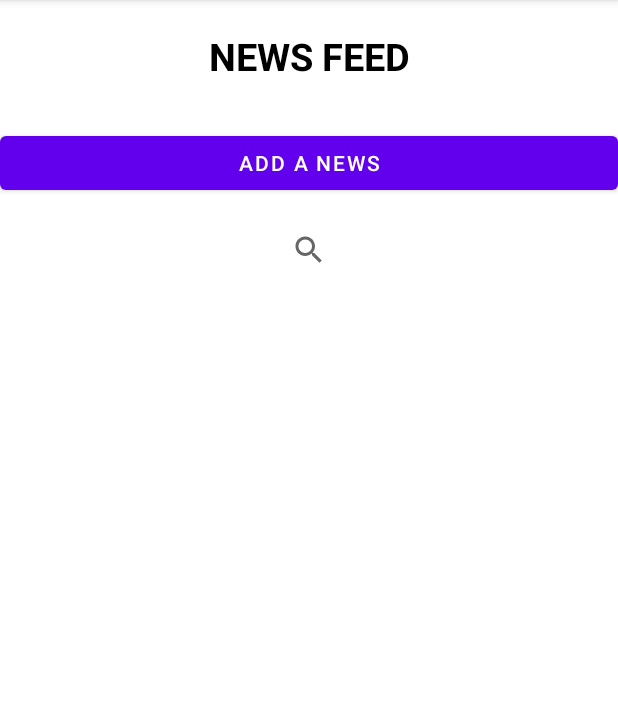
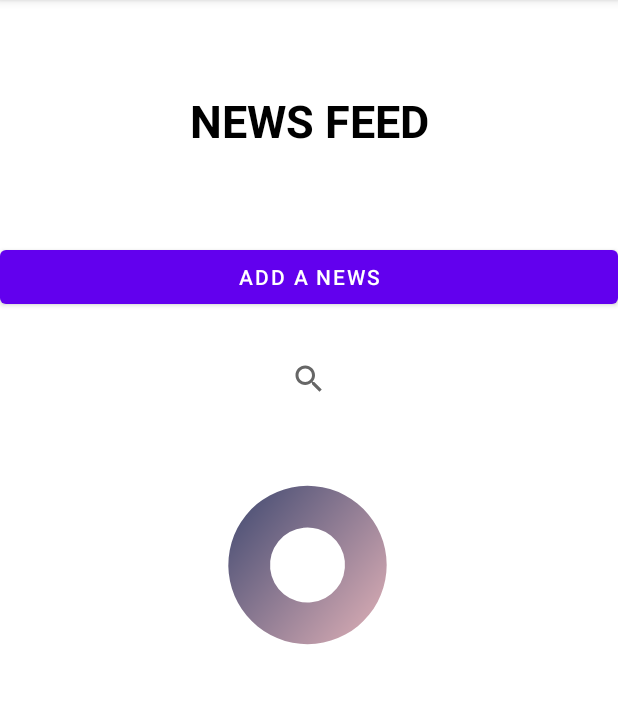
Before and after one commit to AtasieOana/Android-Project, an Android app: the NewsFeedActivity screen opened directly, with no data from a screen before it, on a phone screen of 412 x 824 dp, the part 84-788 px from its top. Run offline under Robolectric (Android 15) with nearby library versions, the phone set to English and light mode, and no system bars.

Commit message:
added animations

```diff
--- a/app/build.gradle
+++ b/app/build.gradle
@@ -38,6 +38,7 @@ dependencies {
     implementation 'com.google.android.material:material:1.5.0'
     implementation 'androidx.constraintlayout:constraintlayout:2.1.3'
     implementation 'com.google.android.gms:play-services-base:18.0.1'
+    implementation 'androidx.legacy:legacy-support-v4:1.0.0'
     testImplementation 'junit:junit:4.13.2'
     androidTestImplementation 'androidx.test.ext:junit:1.1.3'
     androidTestImplementation 'androidx.test.espresso:espresso-core:3.4.0'
--- /dev/null
+++ b/app/src/main/java/com/example/projectandroid/AnimationFragment.java
@@ -0,0 +1,50 @@
+package com.example.projectandroid;
+
+import android.animation.ObjectAnimator;
+import android.os.Bundle;
+
+import androidx.fragment.app.Fragment;
+
+import android.view.LayoutInflater;
+import android.view.View;
+import android.view.ViewGroup;
+import android.view.animation.CycleInterpolator;
+import android.widget.Button;
+import android.widget.ImageView;
+
+/**
+ * A simple {@link Fragment} subclass.
+ * Use the {@link AnimationFragment#newInstance} factory method to
+ * create an instance of this fragment.
+ */
+public class AnimationFragment extends Fragment {
+
+    public AnimationFragment() {
+    }
+
+    public static AnimationFragment newInstance() {
+        return new AnimationFragment();
+    }
+
+    @Override
+    public void onCreate(Bundle savedInstanceState) {
+        super.onCreate(savedInstanceState);
+    }
+
+    @Override
+    public View onCreateView(LayoutInflater inflater, ViewGroup container,
+                             Bundle savedInstanceState) {
+        View view = inflater.inflate(R.layout.fragment_animation, container, false);
+
+        ImageView img = (ImageView) view.findViewById(R.id.news_img);
+        /*        Animation anim = AnimationUtils.loadAnimation(Main.this,
+                  R.anim.rotate);
+                btn.startAnimation(anim);
+        */
+        ObjectAnimator animBtnRotate = ObjectAnimator.ofFloat(img, "rotation", 0, 360);
+        animBtnRotate.setDuration(600000);
+        animBtnRotate.setInterpolator(new CycleInterpolator(100));
+        animBtnRotate.start();
+        return view;
+    }
+}
--- a/app/src/main/java/com/example/projectandroid/NewsFeedActivity.java
+++ b/app/src/main/java/com/example/projectandroid/NewsFeedActivity.java
@@ -25,8 +25,12 @@ public class NewsFeedActivity extends AppCompatActivity{
         setContentView(R.layout.activity_news_feed);
 
         NewsFragment newsFragment =  NewsFragment.newInstance();
+
         FragmentTransaction transaction = getSupportFragmentManager().beginTransaction();
         transaction.replace(R.id.layoutNewsFragment,newsFragment,"news_fragment");
+
+        AnimationFragment animationFragment =  AnimationFragment.newInstance();
+        transaction.replace(R.id.animationFragment,animationFragment,"anim_fragment");
         transaction.commit();
 
         addNewsButton = findViewById(R.id.addButton);
--- /dev/null
+++ b/app/src/main/res/drawable/news.xml
@@ -0,0 +1,12 @@
+<?xml version="1.0" encoding="utf-8"?>
+<shape
+    xmlns:android="http://schemas.android.com/apk/res/android"
+    android:shape="ring"
+    android:innerRadiusRatio="10"
+    android:useLevel="false">
+
+    <gradient
+        android:endColor="#ddffbcbc"
+        android:startColor="#dd00164b"
+        android:angle="90"/>
+</shape>
--- a/app/src/main/res/layout/activity_news_feed.xml
+++ b/app/src/main/res/layout/activity_news_feed.xml
@@ -1,50 +1,30 @@
 <?xml version="1.0" encoding="utf-8"?>
-<androidx.constraintlayout.widget.ConstraintLayout xmlns:android="http://schemas.android.com/apk/res/android"
-    xmlns:app="http://schemas.android.com/apk/res-auto"
+
+<LinearLayout xmlns:android="http://schemas.android.com/apk/res/android"
     xmlns:tools="http://schemas.android.com/tools"
     android:layout_width="match_parent"
     android:layout_height="match_parent"
+    android:orientation="vertical"
+    xmlns:app="http://schemas.android.com/apk/res-auto"
     tools:context=".NewsFeedActivity">
 
 
     <TextView
         android:id="@+id/textView"
-        android:layout_width="wrap_content"
         android:layout_height="wrap_content"
+        android:gravity="center_horizontal"
         android:text="@string/news_feed"
         android:textColor="#000000"
-        android:textSize="25sp"
+        android:textSize="30sp"
         android:textStyle="bold"
-        android:layout_marginTop="20dp"
-        android:layout_marginBottom="20dp"
-        app:layout_constraintEnd_toEndOf="parent"
-        app:layout_constraintStart_toStartOf="parent"
-        app:layout_constraintTop_toTopOf="parent" />
-
-    <LinearLayout
-        android:id="@+id/layoutNewsFragment"
-        android:layout_width="0dp"
-        android:layout_height="0dp"
-        android:orientation="vertical"
-        android:layout_marginTop="20dp"
-        app:layout_constraintBottom_toBottomOf="parent"
-        app:layout_constraintEnd_toEndOf="parent"
-        app:layout_constraintHorizontal_bias="1.0"
-        app:layout_constraintStart_toStartOf="parent"
-        app:layout_constraintTop_toBottomOf="@+id/textView"
-        tools:context=".NewsFragment">
-
-
-        <androidx.recyclerview.widget.RecyclerView
-            android:id="@+id/recViewNews"
-            android:layout_width="match_parent"
-            android:layout_height="wrap_content" />
+        android:layout_width="fill_parent"
+        android:layout_margin="60dp"
+        />
 
     <Button
         android:id="@+id/addButton"
         android:layout_width="match_parent"
         android:layout_height="wrap_content"
-            android:layout_marginTop="10dp"
         android:layout_marginBottom="10dp"
         android:text="@string/add_a_news" />
 
@@ -54,13 +34,43 @@
         android:layout_height="wrap_content"
         android:layout_gravity="center"
         android:iconifiedByDefault="false"
+        android:layout_marginTop="10dp"
         android:textSize="40sp"
         android:textStyle="bold"
         app:defaultQueryHint="Search news by title"
         app:queryHint="Search news by title" />
 
+    <FrameLayout
+        android:id="@+id/layoutAnimationFragment"
+        android:layout_width="match_parent"
+        android:layout_height="0dp"
+        android:layout_weight="1"
+        android:orientation="vertical"
+        tools:context=".AnimationFragment">
+
+        <androidx.fragment.app.FragmentContainerView
+            android:id="@+id/animationFragment"
+            android:layout_width="match_parent"
+            android:layout_height="wrap_content"
+            android:name="com.example.projectandroid.AnimationFragment"
+            tools:layout="@layout/fragment_animation" />
+
+    </FrameLayout>
+
+    <FrameLayout
+        android:id="@+id/layoutNewsFragment"
+        android:layout_width="match_parent"
+        android:layout_height="0dp"
+        android:orientation="vertical"
+        tools:context=".NewsFragment"
+        android:layout_weight="1">
 
 
+        <androidx.recyclerview.widget.RecyclerView
+            android:id="@+id/recViewNews"
+            android:layout_width="match_parent"
+            android:layout_height="wrap_content" />
+
+    </FrameLayout>
+
 </LinearLayout>
-
-</androidx.constraintlayout.widget.ConstraintLayout>
--- /dev/null
+++ b/app/src/main/res/layout/fragment_animation.xml
@@ -0,0 +1,39 @@
+<?xml version="1.0" encoding="utf-8"?>
+<androidx.constraintlayout.widget.ConstraintLayout xmlns:android="http://schemas.android.com/apk/res/android"
+    xmlns:app="http://schemas.android.com/apk/res-auto"
+    xmlns:tools="http://schemas.android.com/tools"
+    android:layout_width="match_parent"
+    android:layout_height="wrap_content"
+    tools:context=".MainActivity">
+
+
+    <ImageView
+        android:id="@+id/news_img"
+        android:layout_width="250dp"
+        android:layout_height="200dp"
+        android:layout_marginStart="80dp"
+        app:layout_constraintStart_toStartOf="parent"
+        app:layout_constraintTop_toTopOf="parent"
+        app:srcCompat="@drawable/news" />
+
+
+</androidx.constraintlayout.widget.ConstraintLayout>
+
+    <!--<?xml version="1.0" encoding="utf-8"?>
+
+    <androidx.constraintlayout.motion.widget.MotionLayout
+        xmlns:android="http://schemas.android.com/apk/res/android"
+        xmlns:app="http://schemas.android.com/apk/res-auto"
+        android:id="@+id/motionLayout"
+        app:layoutDescription="@xml/motion_scene"
+        android:layout_width="match_parent"
+        android:layout_height="match_parent">
+
+        <View
+            android:id="@+id/button"
+            android:background="#D81B60"
+            android:layout_width="64dp"
+            android:layout_height="64dp" />
+
+    </androidx.constraintlayout.motion.widget.MotionLayout>
+    -->
--- /dev/null
+++ b/app/src/main/res/layout/motion_layout.xml
@@ -0,0 +1,27 @@
+<?xml version="1.0" encoding="utf-8"?>
+<!--
+  Copyright (C) 2018 The Android Open Source Project
+  Licensed under the Apache License, Version 2.0 (the "License");
+  you may not use this file except in compliance with the License.
+  You may obtain a copy of the License at
+       http://www.apache.org/licenses/LICENSE-2.0
+  Unless required by applicable law or agreed to in writing, software
+  distributed under the License is distributed on an "AS IS" BASIS,
+  WITHOUT WARRANTIES OR CONDITIONS OF ANY KIND, either express or implied.
+  See the License for the specific language governing permissions and
+  limitations under the License.
+  -->
+<androidx.constraintlayout.motion.widget.MotionLayout xmlns:android="http://schemas.android.com/apk/res/android"
+    xmlns:app="http://schemas.android.com/apk/res-auto"
+    android:id="@+id/motionLayout"
+    android:layout_width="match_parent"
+    android:layout_height="match_parent"
+    app:layoutDescription="@xml/motion_scene">
+
+    <View
+        android:id="@+id/button"
+        android:layout_width="64dp"
+        android:layout_height="64dp"
+        android:background="#D81B60" />
+
+</androidx.constraintlayout.motion.widget.MotionLayout>
--- a/app/src/main/res/layout/news_fragment.xml
+++ b/app/src/main/res/layout/news_fragment.xml
@@ -3,7 +3,7 @@
     xmlns:tools="http://schemas.android.com/tools"
     android:id="@+id/layoutNewsFragment"
     android:layout_width="match_parent"
-    android:layout_height="match_parent"
+    android:layout_height="wrap_content"
     android:orientation="vertical"
     tools:context=".NewsFragment">
 
--- a/app/src/main/res/values/strings.xml
+++ b/app/src/main/res/values/strings.xml
@@ -26,4 +26,6 @@
     <string name="share">Share</string>
     <string name="add_news_photo">Add news photo</string>
     <string name="news_photo">News photo</string>
+    <!-- TODO: Remove or change this placeholder text -->
+    <string name="hello_blank_fragment">Hello blank fragment</string>
 </resources>
--- /dev/null
+++ b/app/src/main/res/xml/motion_scene.xml
@@ -0,0 +1,58 @@
+<?xml version="1.0" encoding="utf-8"?>
+<!--
+  Copyright (C) 2018 The Android Open Source Project
+  Licensed under the Apache License, Version 2.0 (the "License");
+  you may not use this file except in compliance with the License.
+  You may obtain a copy of the License at
+       http://www.apache.org/licenses/LICENSE-2.0
+  Unless required by applicable law or agreed to in writing, software
+  distributed under the License is distributed on an "AS IS" BASIS,
+  WITHOUT WARRANTIES OR CONDITIONS OF ANY KIND, either express or implied.
+  See the License for the specific language governing permissions and
+  limitations under the License.
+  -->
+<MotionScene xmlns:android="http://schemas.android.com/apk/res/android"
+    xmlns:motion="http://schemas.android.com/apk/res-auto">
+
+    <Transition
+        motion:constraintSetEnd="@+id/end"
+        motion:constraintSetStart="@+id/start"
+        motion:duration="1000"
+        motion:motionInterpolator="linear">
+        <OnSwipe
+            motion:dragDirection="dragRight"
+            motion:touchAnchorId="@id/button"
+            motion:touchAnchorSide="right" />
+    </Transition>
+
+    <ConstraintSet android:id="@+id/start">
+        <Constraint
+            android:id="@id/button"
+            android:layout_width="64dp"
+            android:layout_height="64dp"
+            android:layout_marginStart="8dp"
+            motion:layout_constraintBottom_toBottomOf="parent"
+            motion:layout_constraintStart_toStartOf="parent"
+            motion:layout_constraintTop_toTopOf="parent">
+            <CustomAttribute
+                motion:attributeName="BackgroundColor"
+                motion:customColorValue="#D81B60" />
+        </Constraint>
+    </ConstraintSet>
+
+    <ConstraintSet android:id="@+id/end">
+        <Constraint
+            android:id="@id/button"
+            android:layout_width="64dp"
+            android:layout_height="64dp"
+            android:layout_marginEnd="8dp"
+            motion:layout_constraintBottom_toBottomOf="parent"
+            motion:layout_constraintEnd_toEndOf="parent"
+            motion:layout_constraintTop_toTopOf="parent">
+            <CustomAttribute
+                motion:attributeName="BackgroundColor"
+                motion:customColorValue="#9999FF" />
+        </Constraint>
+    </ConstraintSet>
+
+</MotionScene>
```
Also changed, not shown: 29 other files. Lines whose indentation alone changed are shown as unchanged.
